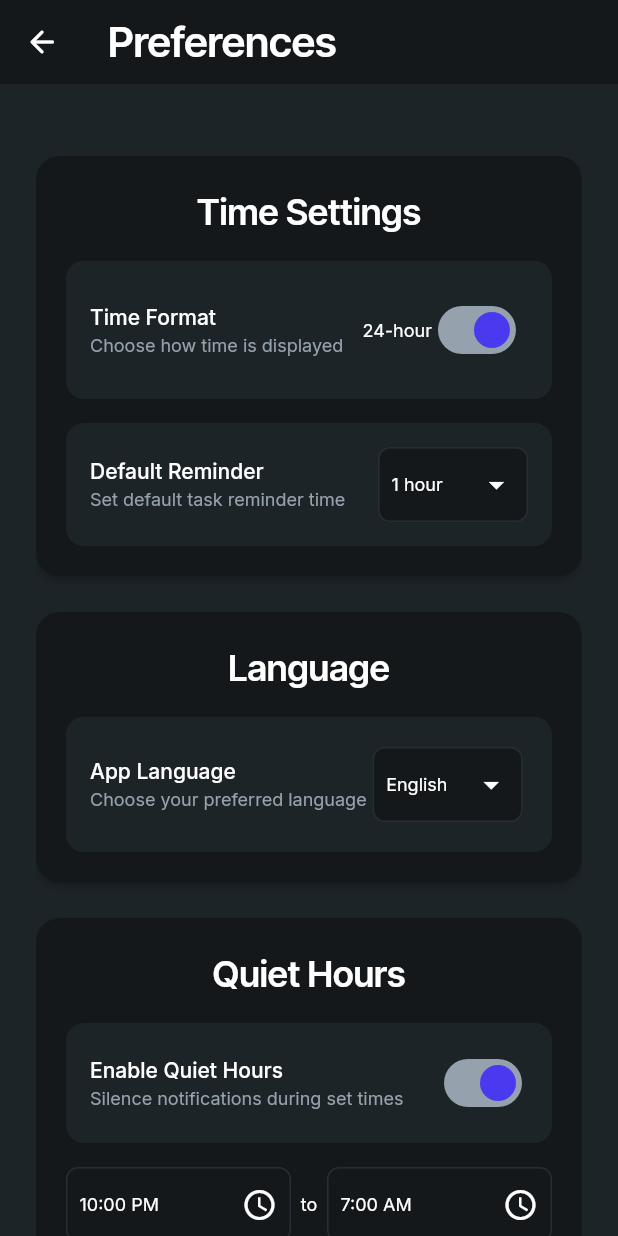
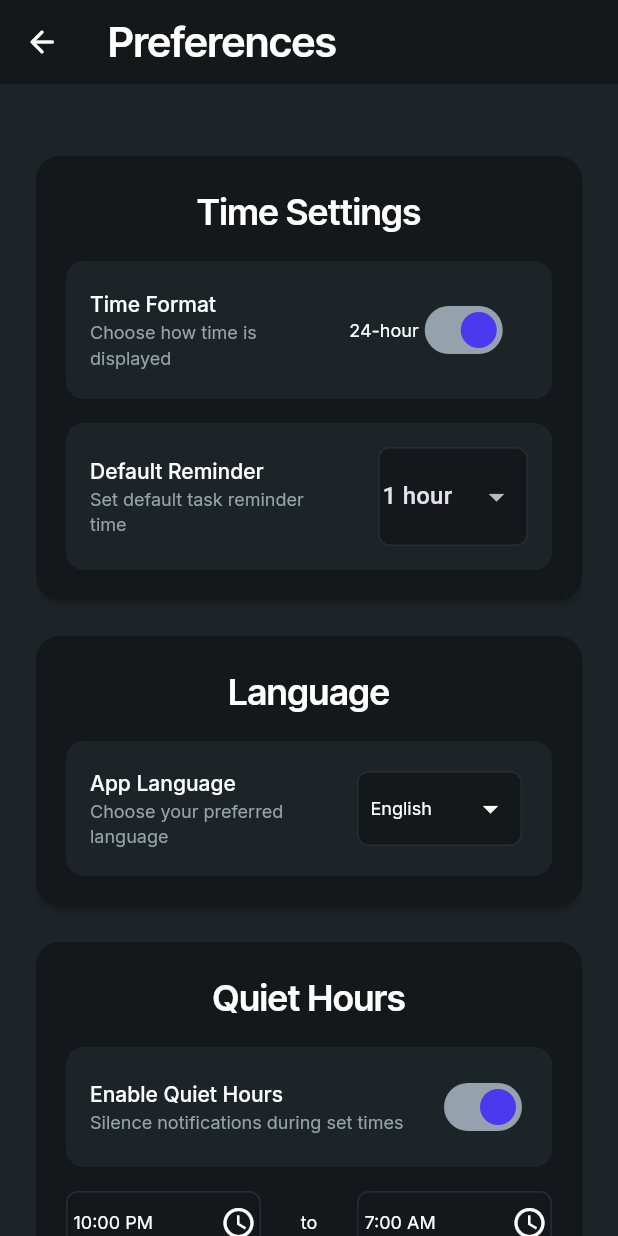
Before and after one commit to Najeeb-akh/pro_planner, a Flutter app: the PreferencePageWidget screen opened directly, on a phone screen of 412 x 824 dp. Run offline on Flutter 3.47's test engine with Material 3 defaults, Android fonts, the light colour scheme and no system bars; our stand-ins replace auto_size_text, font_awesome_flutter, from_css_color, go_router, google_fonts, page_transition and 2 more; missing offline and left inert: json_path; accounts and stored records are empty; statements that could not run were skipped.

Commit message:
updeating the preference page to use the new model and widget

```diff
--- a/lib/main.dart
+++ b/lib/main.dart
@@ -26,6 +26,7 @@
         brightness: Brightness.dark,
         /* dark theme settings */
       ),
+      // the coleor of the app
       themeMode: ThemeMode.dark,
       /* ThemeMode.system to follow system theme,
          ThemeMode.light for light theme,
--- a/lib/pages/preference_page/preference_page_model.dart
+++ b/lib/pages/preference_page/preference_page_model.dart
@@ -9,14 +9,14 @@
 import 'package:provider/provider.dart';
 
 class PreferencePageModel extends FlutterFlowModel<PreferencePageWidget> {
-  ///  State fields for stateful widgets in this page.
 
-  // State field(s) for Switch widget.
   bool? switchValue1;
-  // State field(s) for Switch widget.
+
   bool? switchValue2;
-  // State field(s) for Switch widget.
+
   bool? switchValue3;
+
+  int? reminder;
 
   @override
   void initState(BuildContext context) {}
--- a/lib/pages/preference_page/preference_page_widget.dart
+++ b/lib/pages/preference_page/preference_page_widget.dart
@@ -39,6 +39,7 @@
     _model.switchValue1 = true;
     _model.switchValue2 = true;
     _model.switchValue3 = true;
+    _model.reminder = 60;
   }
 
   @override
@@ -152,7 +153,19 @@
                                               ),
                                         ),
                                         Text(
-                                          'Choose how time is displayed',
+                                          'Choose how time is',
+                                          style: FlutterFlowTheme.of(context)
+                                              .bodySmall
+                                              .override(
+                                                fontFamily: 'Inter',
+                                                color:
+                                                    FlutterFlowTheme.of(context)
+                                                        .secondaryText,
+                                                letterSpacing: 0.0,
+                                              ),
+                                        ),
+                                        Text(
+                                          'displayed',
                                           style: FlutterFlowTheme.of(context)
                                               .bodySmall
                                               .override(
@@ -244,7 +257,19 @@
                                               ),
                                         ),
                                         Text(
-                                          'Set default task reminder time',
+                                          'Set default task reminder',
+                                          style: FlutterFlowTheme.of(context)
+                                              .bodySmall
+                                              .override(
+                                                fontFamily: 'Inter',
+                                                color:
+                                                    FlutterFlowTheme.of(context)
+                                                        .secondaryText,
+                                                letterSpacing: 0.0,
+                                              ),
+                                        ),
+                                        Text(
+                                          'time',
                                           style: FlutterFlowTheme.of(context)
                                               .bodySmall
                                               .override(
@@ -257,6 +282,10 @@
                                         ),
                                       ],
                                     ),
+                                    SingleChildScrollView(
+                                      scrollDirection: Axis.horizontal,
+                                      child: Row(
+                                        children: [
                                           Container(
                                             width: 100.0,
                                             decoration: BoxDecoration(
@@ -265,38 +294,56 @@
                                               borderRadius:
                                                   BorderRadius.circular(8.0),
                                               border: Border.all(
-                                          color: FlutterFlowTheme.of(context)
+                                                color: FlutterFlowTheme.of(
+                                                        context)
                                                     .alternate,
                                                 width: 1.0,
                                               ),
                                             ),
                                             child: Padding(
-                                        padding: EdgeInsetsDirectional.fromSTEB(
-                                            8.0, 12.0, 8.0, 12.0),
-                                        child: Row(
-                                          mainAxisSize: MainAxisSize.max,
-                                          mainAxisAlignment:
-                                              MainAxisAlignment.spaceBetween,
-                                          children: [
-                                            Text(
-                                              '1 hour',
-                                              style:
-                                                  FlutterFlowTheme.of(context)
-                                                      .bodyMedium
-                                                      .override(
-                                                        fontFamily: 'Inter',
-                                                        letterSpacing: 0.0,
+                                              padding:
+                                                  EdgeInsetsDirectional.fromSTEB(
+                                                      2.0, 8.0, 8.0, 8.0),
+                                              child: DropdownButtonHideUnderline(
+                                                child: DropdownButton<int>(
+                                                  value: _model.reminder,
+                                                  onChanged: (int? newValue) {
+                                                    setState(() {
+                                                      _model.reminder =
+                                                          newValue!;
+                                                    });
+                                                  },
+                                                  items: <int>[10, 30, 60, 1440]
+                                                      .map<DropdownMenuItem<int>>(
+                                                          (int value) {
+                                                    String text;
+                                                    switch (value) {
+                                                      case 10:
+                                                        text = '10\nminutes';
+                                                        break;
+                                                      case 30:
+                                                        text = '30\nminutes';
+                                                        break;
+                                                      case 60:
+                                                        text = '1 hour';
+                                                        break;
+                                                      case 1440:
+                                                        text = '1 day';
+                                                        break;
+                                                      default:
+                                                        text =
+                                                            '$value minutes';
+                                                    }
+                                                    return DropdownMenuItem<int>(
+                                                      value: value,
+                                                      child: Text(text),
+                                                    );
+                                                  }).toList(),
                                                 ),
                                               ),
-                                            Icon(
-                                              Icons.arrow_drop_down,
-                                              color:
-                                                  FlutterFlowTheme.of(context)
-                                                      .primaryText,
-                                              size: 24.0,
+                                            ),
                                           ),
                                         ],
-                                        ),
                                       ),
                                     ),
                                   ].divide(SizedBox(width: 10.0)),
@@ -368,7 +415,19 @@
                                               ),
                                         ),
                                         Text(
-                                          'Choose your preferred language',
+                                          'Choose your preferred',
+                                          style: FlutterFlowTheme.of(context)
+                                              .bodySmall
+                                              .override(
+                                                fontFamily: 'Inter',
+                                                color:
+                                                    FlutterFlowTheme.of(context)
+                                                        .secondaryText,
+                                                letterSpacing: 0.0,
+                                              ),
+                                        ),
+                                        Text(
+                                          'language',
                                           style: FlutterFlowTheme.of(context)
                                               .bodySmall
                                               .override(
@@ -384,7 +443,7 @@
                                     Padding(
                                       padding: EdgeInsets.all(4.0),
                                       child: Container(
-                                        width: 100.0,
+                                        width: 110.0,
                                         decoration: BoxDecoration(
                                           color: FlutterFlowTheme.of(context)
                                               .secondaryBackground,
@@ -536,7 +595,7 @@
                               mainAxisAlignment: MainAxisAlignment.spaceBetween,
                               children: [
                                 Container(
-                                  width: 150.0,
+                                  width: 130.0,
                                   decoration: BoxDecoration(
                                     color: FlutterFlowTheme.of(context)
                                         .secondaryBackground,
@@ -548,8 +607,9 @@
                                     ),
                                   ),
                                   child: Padding(
+                                    //top bottom left right
                                     padding: EdgeInsetsDirectional.fromSTEB(
-                                        8.0, 12.0, 8.0, 12.0),
+                                        4.0, 8.0, 2.0, 8.0),
                                     child: Row(
                                       mainAxisSize: MainAxisSize.max,
                                       mainAxisAlignment:
@@ -564,6 +624,7 @@
                                                 letterSpacing: 0.0,
                                               ),
                                         ),
+
                                         Icon(
                                           Icons.access_time,
                                           color: FlutterFlowTheme.of(context)
@@ -584,7 +645,7 @@
                                       ),
                                 ),
                                 Container(
-                                  width: 150.0,
+                                  width: 130.0,
                                   decoration: BoxDecoration(
                                     color: FlutterFlowTheme.of(context)
                                         .secondaryBackground,
@@ -597,7 +658,7 @@
                                   ),
                                   child: Padding(
                                     padding: EdgeInsetsDirectional.fromSTEB(
-                                        8.0, 12.0, 8.0, 12.0),
+                                       4.0, 8.0, 2.0, 8.0),
                                     child: Row(
                                       mainAxisSize: MainAxisSize.max,
                                       mainAxisAlignment:
@@ -679,7 +740,7 @@
                                           CrossAxisAlignment.start,
                                       children: [
                                         Text(
-                                          'Scheduled Dark Mode',
+                                          'Start Dark Mode',
                                           style: FlutterFlowTheme.of(context)
                                               .bodyLarge
                                               .override(
@@ -689,7 +750,19 @@
                                               ),
                                         ),
                                         Text(
-                                          'Automatically adjust by dawn & sunrise',
+                                          'Automatically adjust by dawn',
+                                          style: FlutterFlowTheme.of(context)
+                                              .bodySmall
+                                              .override(
+                                                fontFamily: 'Inter',
+                                                color:
+                                                    FlutterFlowTheme.of(context)
+                                                        .secondaryText,
+                                                letterSpacing: 0.0,
+                                              ),
+                                        ),
+                                        Text(
+                                          '& sunrise',
                                           style: FlutterFlowTheme.of(context)
                                               .bodySmall
                                               .override(
```
Also changed, not shown: 2 other files. Lines whose indentation alone changed are shown as unchanged.
